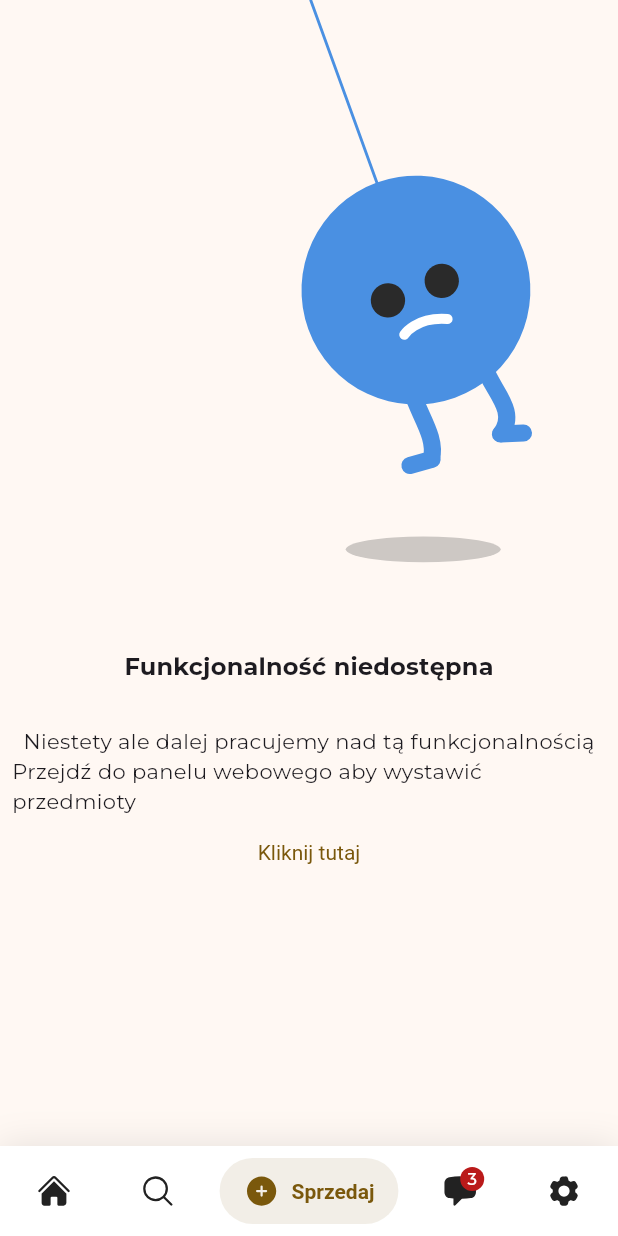
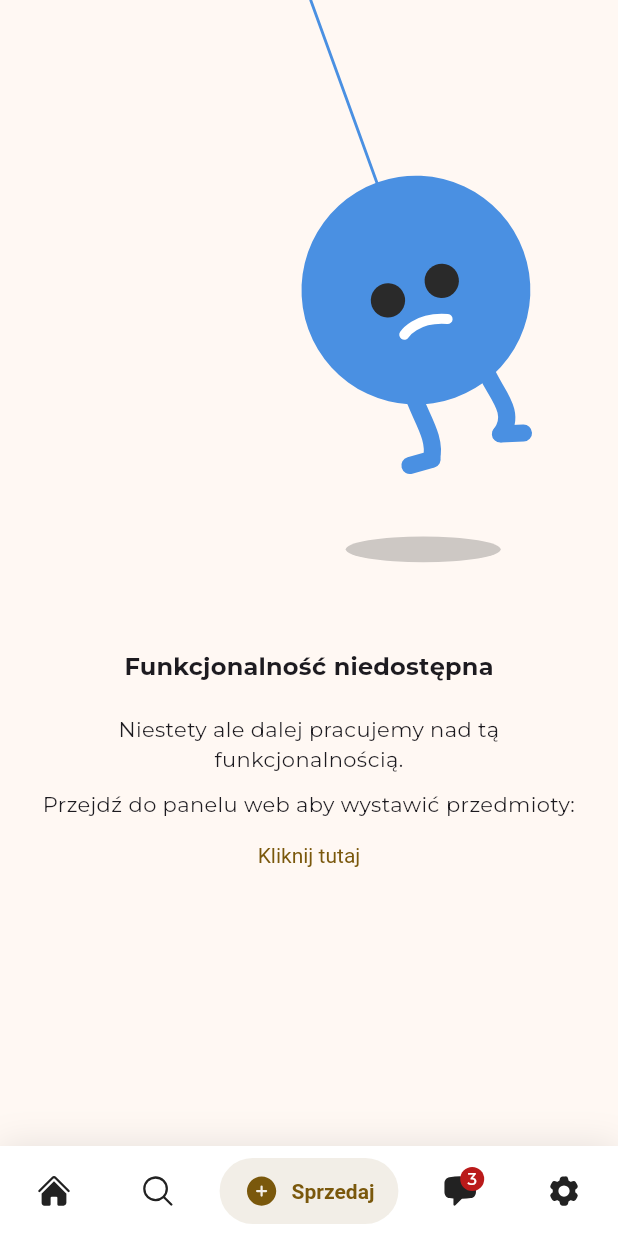
Before and after one commit to xmooncake/hypee, a Flutter app: the HomeScreen screen opened directly, item 3 of the bottom bar chosen, on a phone screen of 412 x 824 dp. Run offline on Flutter 3.47's test engine with Material 3 defaults, Android fonts, the phone set to English and light mode, and no system bars; drawn by our look-alikes of salomon_bottom_bar; our stand-ins replace bloc, dio, equatable, flutter_bloc, flutter_svg, get_it and 5 more.

Commit message:
finished temp sellView

```diff
--- a/lib/features/sell/sell.view.dart
+++ b/lib/features/sell/sell.view.dart
@@ -22,14 +22,17 @@ class SellView extends StatelessWidget {
           const SizedBox(height: 20),
           Expanded(
             child: Padding(
-              padding: const EdgeInsets.all(8.0),
+              padding: const EdgeInsets.symmetric(horizontal: 16.0),
               child: Column(
                 children: [
                   const Text(
-                    'Niestety ale dalej pracujemy nad tą funkcjonalnością',
+                    'Niestety ale dalej pracujemy nad tą funkcjonalnością.',
+                    textAlign: TextAlign.center,
                   ),
+                  const SizedBox(height: 10),
                   const Text(
-                    'Przejdź do panelu webowego aby wystawić przedmioty',
+                    'Przejdź do panelu web aby wystawić przedmioty:',
+                    textAlign: TextAlign.center,
                   ),
                   TextButton(
                     style: TextButton.styleFrom(
```
